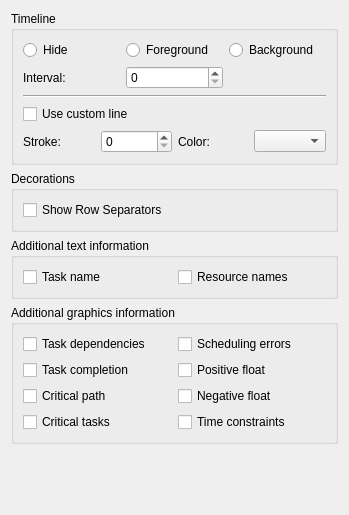
Before: the Qt Designer form src/libs/ui/gantt/kptganttchartdisplayoptions.ui in KDE/calligraplan, drawn with Qt 5.
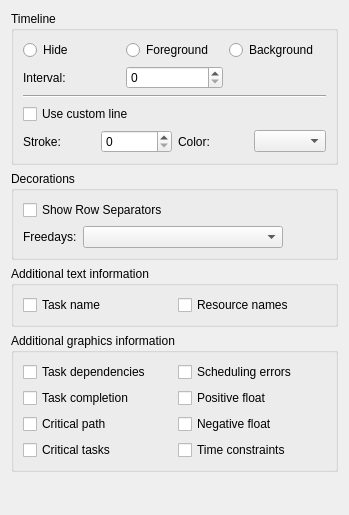
After: the same form once the commit is applied. Custom widgets are drawn as their Qt base class.

Commit message: GanttView: Use a calendar instead of the default locale to indicate freedays

The edit to the form file:
```diff
--- a/src/libs/ui/gantt/kptganttchartdisplayoptions.ui
+++ b/src/libs/ui/gantt/kptganttchartdisplayoptions.ui
@@ -160,6 +160,40 @@
         </property>
        </widget>
       </item>
+      <item>
+       <layout class="QHBoxLayout" name="horizontalLayout_4">
+        <item>
+         <widget class="QLabel" name="label_4">
+          <property name="text">
+           <string>Freedays:</string>
+          </property>
+         </widget>
+        </item>
+        <item>
+         <widget class="QComboBox" name="freedays">
+          <property name="minimumSize">
+           <size>
+            <width>200</width>
+            <height>0</height>
+           </size>
+          </property>
+         </widget>
+        </item>
+        <item>
+         <spacer name="horizontalSpacer">
+          <property name="orientation">
+           <enum>Qt::Horizontal</enum>
+          </property>
+          <property name="sizeHint" stdset="0">
+           <size>
+            <width>40</width>
+            <height>20</height>
+           </size>
+          </property>
+         </spacer>
+        </item>
+       </layout>
+      </item>
      </layout>
     </widget>
    </item>
```
The commit also changes 8 other files.
